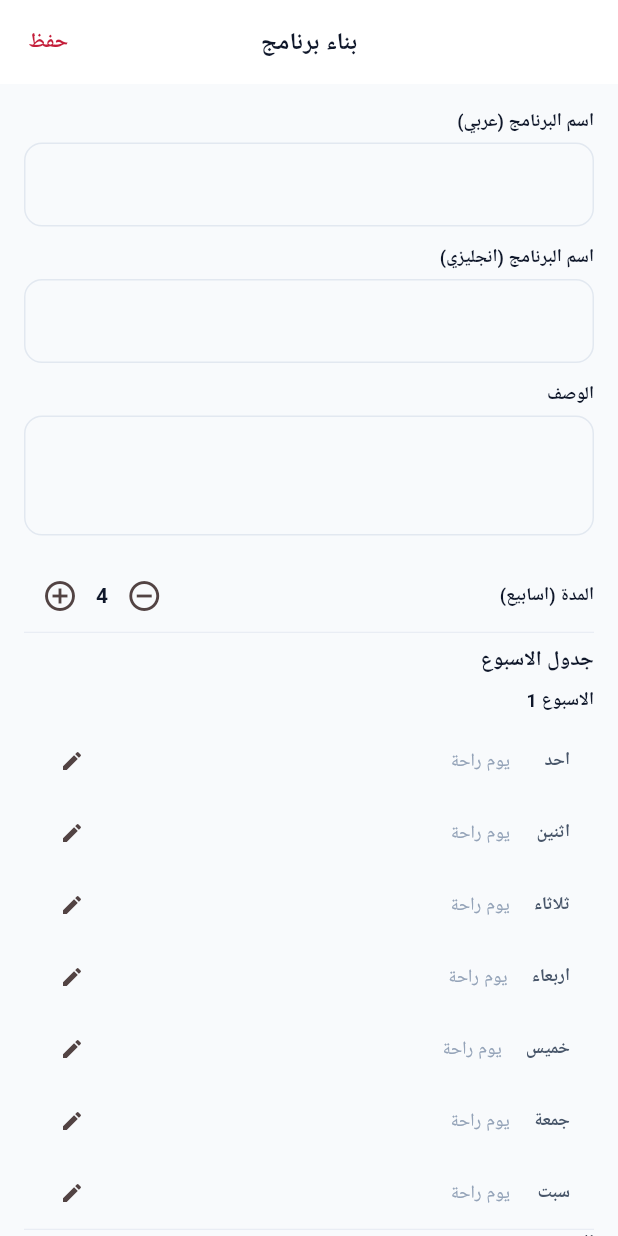
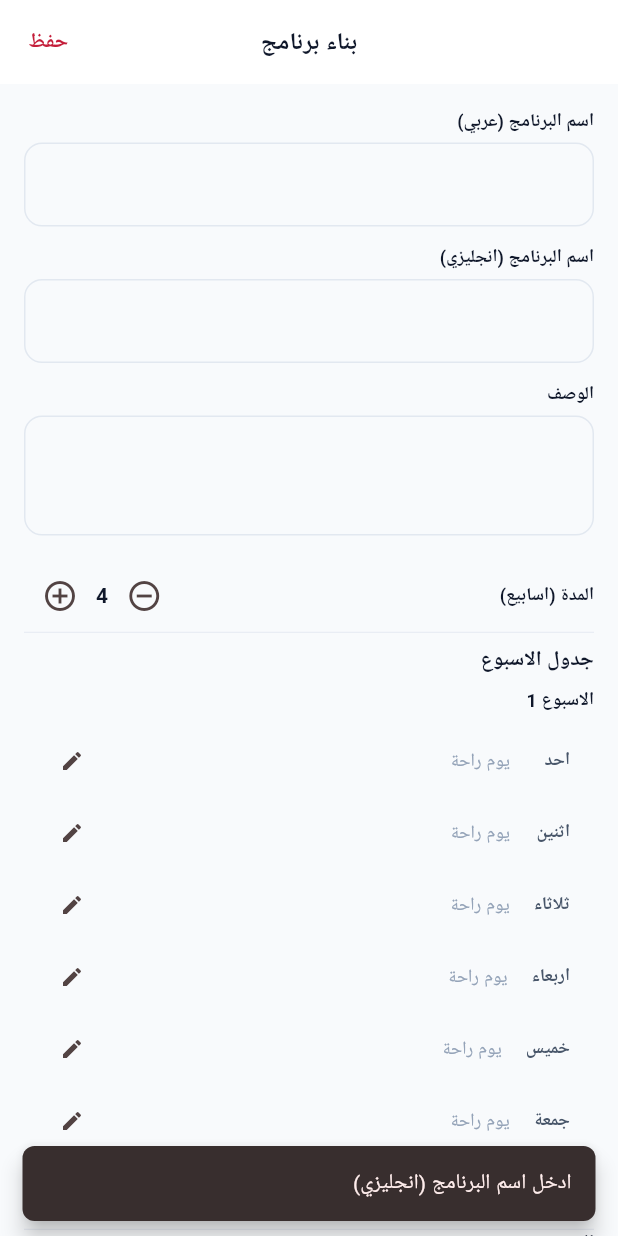
Before and after one commit to mohabmm/Gym-360, a Flutter app: the ProgramBuilderScreen screen opened by its route, after a tap on "حفظ", on a phone screen of 412 x 824 dp. Run offline on Flutter 3.47's test engine with Material 3 defaults, Android fonts, the phone set to English and light mode, and no system bars; our stand-ins replace cached_network_image, connectivity_plus, dartz, device_info_plus, dio, equatable and 17 more; missing offline and left inert: bcrypt, mobile_scanner, signalr_netcore; accounts and stored records are empty; generated files the repository leaves out were written again; Roboto replaces fonts that are missing (Cairo).

Commit message:
fix(trainer): program-builder save gives feedback on empty name
_save() silently returned when the (English) program name was empty, so
tapping Save did nothing with no explanation. Show a message instead.

Co-Authored-By: Claude Opus 4.8 (1M context) <noreply@anthropic.com>

```diff
--- a/gymapp-mobile/apps/gymapp_trainer/lib/features/workouts/presentation/screens/program_builder_screen.dart
+++ b/gymapp-mobile/apps/gymapp_trainer/lib/features/workouts/presentation/screens/program_builder_screen.dart
@@ -30,7 +30,15 @@ class _ProgramBuilderScreenState extends ConsumerState<ProgramBuilderScreen> {
   }
 
   Future<void> _save() async {
-    if (_nameController.text.trim().isEmpty) return;
+    if (_nameController.text.trim().isEmpty) {
+      final isArabic = Localizations.localeOf(context).languageCode == 'ar';
+      ScaffoldMessenger.of(context).showSnackBar(SnackBar(
+        content: Text(isArabic
+            ? 'ادخل اسم البرنامج (انجليزي)'
+            : 'Enter the program name (English)'),
+      ));
+      return;
+    }
     setState(() => _isSaving = true);
     try {
       final authState = ref.read(authProvider);
```
